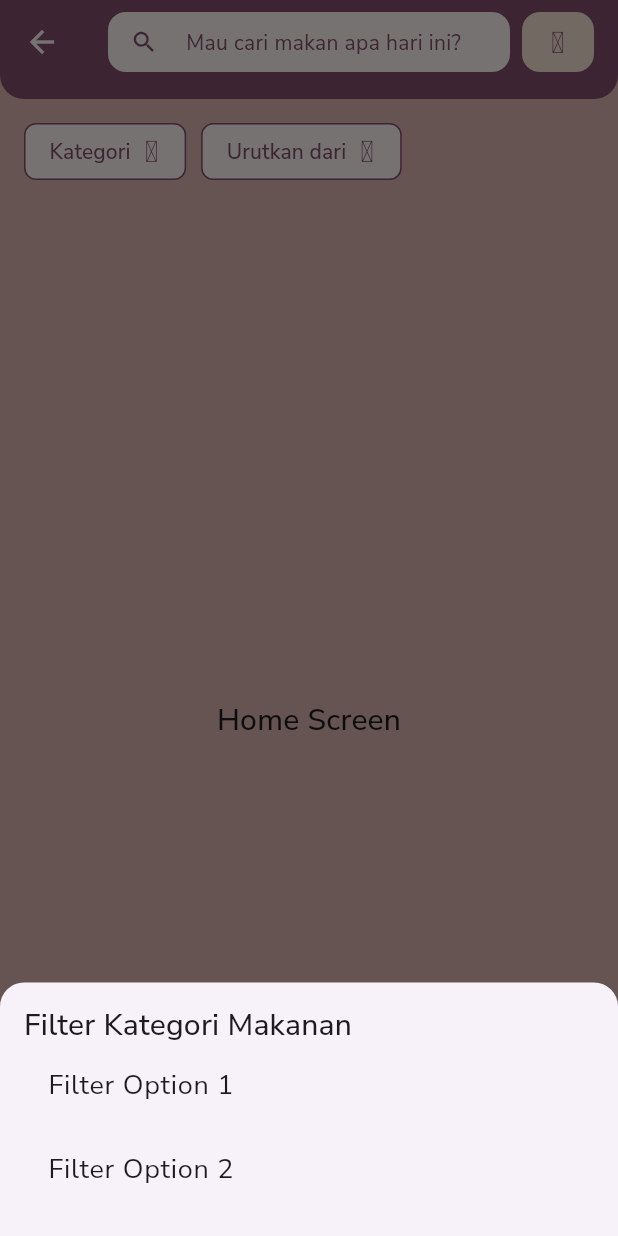
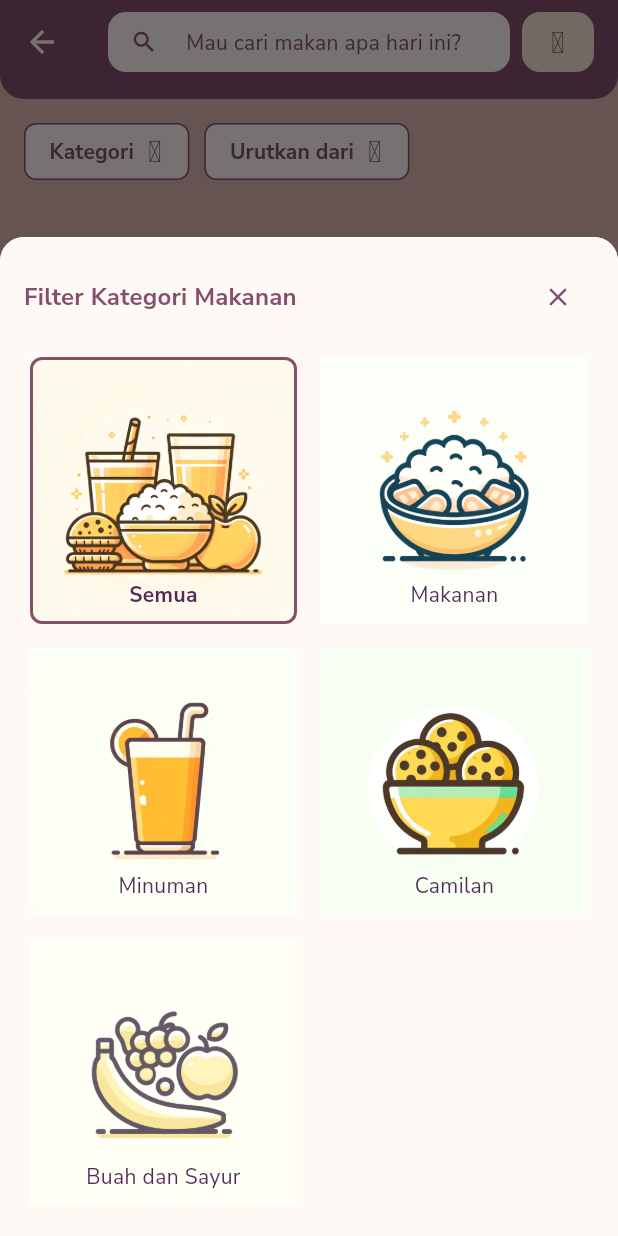
Before and after one commit to inirafli/mealty, a Flutter app: the HomeScreen screen opened directly, after a tap on "Kategori", on a phone screen of 412 x 824 dp. Run offline on Flutter 3.47's test engine with Material 3 defaults, Android fonts, the phone set to English and light mode, and no system bars; our stand-ins replace firebase_auth, firebase_core, go_router, google_fonts, google_sign_in, material_design_icons_flutter; accounts and stored records are empty.

Commit message:
added a category filter and filter provider

```diff
--- a/lib/main.dart
+++ b/lib/main.dart
@@ -4,6 +4,7 @@ import 'package:go_router/go_router.dart';
 import 'package:mealty/common/styles.dart';
 
 import 'package:firebase_core/firebase_core.dart';
+import 'package:mealty/provider/filter_provider.dart';
 import 'package:mealty/routes/routes.dart';
 import 'package:provider/provider.dart';
 
@@ -17,8 +18,11 @@ void main() async {
   );
 
   runApp(
-    ChangeNotifierProvider(
-      create: (context) => AuthProvider(),
+    MultiProvider(
+      providers: [
+        ChangeNotifierProvider(create: (context) => AuthProvider()),
+        ChangeNotifierProvider(create: (context) => FilterProvider()),
+      ],
       child: const MyApp(),
     ),
   );
--- /dev/null
+++ b/lib/provider/filter_provider.dart
@@ -0,0 +1,26 @@
+import 'package:flutter/material.dart';
+
+class FilterProvider with ChangeNotifier {
+  List<String> _selectedCategories = ['all'];
+
+  List<String> get selectedCategories => _selectedCategories;
+
+  void toggleCategorySelection(String category) {
+    if (category == 'all') {
+      _selectedCategories = ['all'];
+    } else {
+      if (_selectedCategories.contains(category)) {
+        _selectedCategories.remove(category);
+      } else {
+        _selectedCategories.add(category);
+      }
+
+      if (_selectedCategories.isEmpty) {
+        _selectedCategories = ['all'];
+      } else {
+        _selectedCategories.remove('all');
+      }
+    }
+    notifyListeners();
+  }
+}
--- a/lib/routes/routes.dart
+++ b/lib/routes/routes.dart
@@ -1,7 +1,6 @@
 import 'package:go_router/go_router.dart';
 import 'package:mealty/ui/main_screen.dart';
 
-import '../ui/home_screen.dart';
 import '../ui/login_screen.dart';
 import '../ui/register_screen.dart';
 import '../ui/splash_screen.dart';
--- a/lib/ui/home_screen.dart
+++ b/lib/ui/home_screen.dart
@@ -1,6 +1,8 @@
 import 'package:flutter/material.dart';
 import 'package:material_design_icons_flutter/material_design_icons_flutter.dart';
-
+import 'package:provider/provider.dart';
+import '../widgets/home/category_filter_dialog.dart';
+import '../provider/filter_provider.dart';
 import '../widgets/home/filter_button.dart';
 
 class HomeScreen extends StatefulWidget {
@@ -33,46 +35,21 @@ class _HomeScreenState extends State<HomeScreen> {
     super.dispose();
   }
 
-  void _showFilterDialog(String filterType) {
+  void _showCategoryFilterDialog() {
     showModalBottomSheet(
       context: context,
+      isScrollControlled: true,
       shape: const RoundedRectangleBorder(
         borderRadius: BorderRadius.vertical(top: Radius.circular(16)),
       ),
       builder: (BuildContext context) {
-        return Container(
-          padding: const EdgeInsets.all(16.0),
-          child: Column(
-            mainAxisSize: MainAxisSize.min,
-            crossAxisAlignment: CrossAxisAlignment.start,
-            children: [
-              Text(
-                'Filter $filterType',
-                style: Theme.of(context).textTheme.titleLarge,
-              ),
-              // Add your filter list here
-              ListView(
-                shrinkWrap: true,
-                children: [
-                  ListTile(
-                    title: const Text('Filter Option 1'),
-                    onTap: () {
-                      // Handle filter option 1
-                    },
-                  ),
-                  ListTile(
-                    title: const Text('Filter Option 2'),
-                    onTap: () {
-                      // Handle filter option 2
-                    },
-                  ),
-                ],
-              ),
-            ],
-          ),
-        );
+        return const CategoryFilterDialog();
       },
     );
+  }
+
+  void _showSortFilterDialog() {
+    // Placeholder for sorting filter dialog
   }
 
   @override
@@ -165,20 +142,20 @@ class _HomeScreenState extends State<HomeScreen> {
           Padding(
             padding: const EdgeInsets.all(16.0),
             child: FilterButtons(
-              onCategoryPressed: () {
-                _showFilterDialog('Kategori Makanan');
-              },
-              onSortPressed: () {
-                _showFilterDialog('Urutkan dari');
-              },
+              onCategoryPressed: _showCategoryFilterDialog,
+              onSortPressed: _showSortFilterDialog,
             ),
           ),
           // The rest of your home screen body
           Expanded(
             child: Center(
-              child: Text(
-                'Home Screen',
-                style: Theme.of(context).textTheme.titleLarge,
+              child: Consumer<FilterProvider>(
+                builder: (context, filterProvider, child) {
+                  return Text(
+                    'Selected categories: ${filterProvider.selectedCategories.join(', ')}',
+                    style: Theme.of(context).textTheme.titleLarge,
+                  );
+                },
               ),
             ),
           ),
--- /dev/null
+++ b/lib/widgets/home/category_filter_dialog.dart
@@ -0,0 +1,157 @@
+import 'package:flutter/material.dart';
+import 'package:provider/provider.dart';
+
+import '../../provider/filter_provider.dart';
+
+class CategoryFilterDialog extends StatelessWidget {
+  const CategoryFilterDialog({super.key});
+
+  @override
+  Widget build(BuildContext context) {
+    return Container(
+      padding: const EdgeInsets.all(16.0),
+      decoration: BoxDecoration(
+        color: Theme.of(context).colorScheme.onPrimary,
+        borderRadius: const BorderRadius.vertical(top: Radius.circular(16)),
+      ),
+      child: Column(
+        mainAxisSize: MainAxisSize.min,
+        crossAxisAlignment: CrossAxisAlignment.start,
+        children: [
+          Row(
+            mainAxisAlignment: MainAxisAlignment.spaceBetween,
+            children: [
+              Text(
+                'Filter Kategori Makanan',
+                style: Theme.of(context).textTheme.titleMedium?.copyWith(
+                      color: Theme.of(context).colorScheme.primary,
+                      fontWeight: FontWeight.bold,
+                    ),
+              ),
+              IconButton(
+                icon: Icon(
+                  Icons.close,
+                  size: 20.0,
+                  color: Theme.of(context).colorScheme.primary,
+                ),
+                onPressed: () {
+                  Navigator.of(context).pop();
+                },
+              ),
+            ],
+          ),
+          const SizedBox(height: 12.0),
+          Consumer<FilterProvider>(
+            builder: (context, filterProvider, child) {
+              return GridView.count(
+                crossAxisCount: 2,
+                crossAxisSpacing: 8.0,
+                mainAxisSpacing: 8.0,
+                shrinkWrap: true,
+                children: [
+                  _CategoryItem(
+                    image: 'images/all_type_category.webp',
+                    text: 'Semua',
+                    isSelected:
+                        filterProvider.selectedCategories.contains('all'),
+                    onTap: () => filterProvider.toggleCategorySelection('all'),
+                  ),
+                  _CategoryItem(
+                    image: 'images/staple_category.webp',
+                    text: 'Makanan',
+                    isSelected:
+                        filterProvider.selectedCategories.contains('Makanan'),
+                    onTap: () =>
+                        filterProvider.toggleCategorySelection('Makanan'),
+                  ),
+                  _CategoryItem(
+                    image: 'images/drinks_category.webp',
+                    text: 'Minuman',
+                    isSelected:
+                        filterProvider.selectedCategories.contains('Minuman'),
+                    onTap: () =>
+                        filterProvider.toggleCategorySelection('Minuman'),
+                  ),
+                  _CategoryItem(
+                    image: 'images/snacks_category.webp',
+                    text: 'Camilan',
+                    isSelected:
+                        filterProvider.selectedCategories.contains('Camilan'),
+                    onTap: () =>
+                        filterProvider.toggleCategorySelection('Camilan'),
+                  ),
+                  _CategoryItem(
+                    image: 'images/fruits_category.webp',
+                    text: 'Buah dan Sayur',
+                    isSelected:
+                        filterProvider.selectedCategories.contains('BuahSayur'),
+                    onTap: () =>
+                        filterProvider.toggleCategorySelection('BuahSayur'),
+                  ),
+                ],
+              );
+            },
+          ),
+        ],
+      ),
+    );
+  }
+}
+
+class _CategoryItem extends StatelessWidget {
+  final String image;
+  final String text;
+  final bool isSelected;
+  final VoidCallback onTap;
+
+  const _CategoryItem({
+    required this.image,
+    required this.text,
+    required this.isSelected,
+    required this.onTap,
+  });
+
+  @override
+  Widget build(BuildContext context) {
+    return GestureDetector(
+      onTap: onTap,
+      child: Card(
+        elevation: 0,
+        shape: RoundedRectangleBorder(
+          borderRadius: BorderRadius.circular(8.0),
+          side: BorderSide(
+            color: isSelected
+                ? Theme.of(context).colorScheme.primary
+                : Colors.transparent,
+            width: 2.0,
+          ),
+        ),
+        child: Stack(
+          alignment: Alignment.bottomCenter,
+          children: [
+            Image.asset(
+              image,
+              fit: BoxFit.cover,
+              width: double.infinity,
+              height: double.infinity,
+            ),
+            Container(
+              width: double.infinity,
+              color: Colors.transparent,
+              padding: const EdgeInsets.all(10.0),
+              child: Text(
+                text,
+                style: Theme.of(context).textTheme.bodyMedium?.copyWith(
+                      color: Theme.of(context).colorScheme.onBackground,
+                      fontWeight:
+                          isSelected ? FontWeight.bold : FontWeight.normal,
+                    ),
+                textAlign: TextAlign.center,
+              ),
+            ),
+          ],
+        ),
+      ),
+    );
+  }
+}
--- a/lib/widgets/home/filter_button.dart
+++ b/lib/widgets/home/filter_button.dart
@@ -41,6 +41,7 @@ class FilterButtons extends StatelessWidget {
               text,
               style: Theme.of(context).textTheme.titleSmall?.copyWith(
                     color: Theme.of(context).colorScheme.primary,
+                    fontWeight: FontWeight.bold,
                   ),
             ),
             const SizedBox(width: 4.0),
```
Also changed, not shown: images/all_type_category.webp (added), images/drinks_category.webp (added), images/fruits_category.webp (added), images/snacks_category.webp (added), images/staple_category.webp (added).
